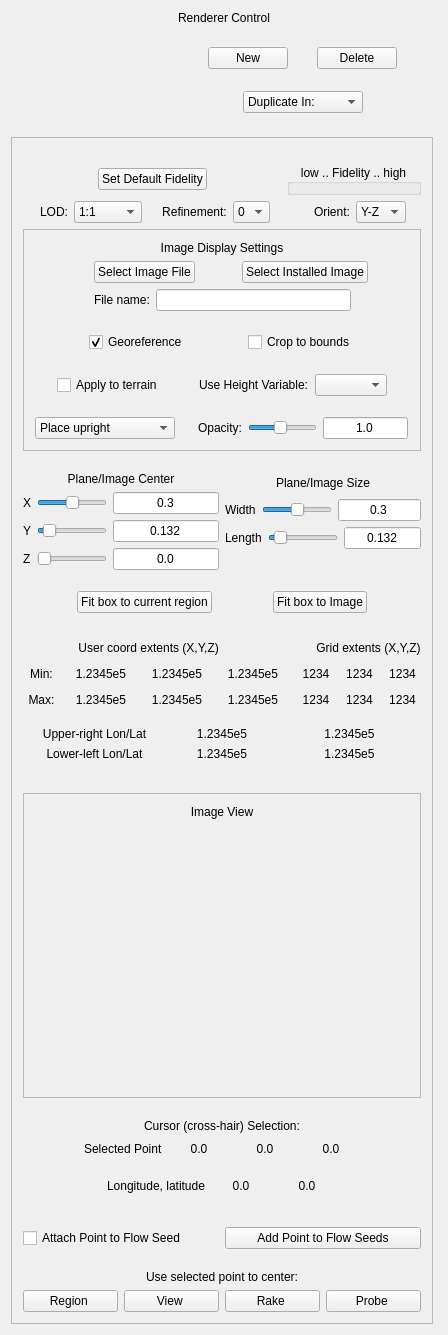
The window that apps/vaporgui/guis/ui/twoDimagetab.ui (yyr/vapor) describes before a commit, drawn with Qt 5.
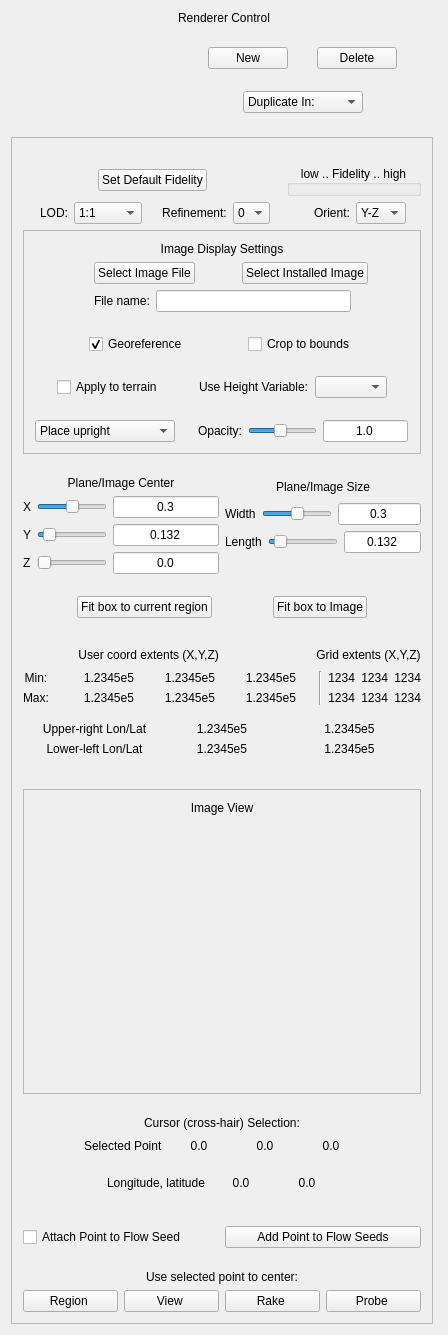
The same window after the commit. Custom widgets are drawn as their Qt base class.

Commit message: Improve coordinate layout for 1114

```diff
--- a/apps/vaporgui/guis/ui/twoDimagetab.ui
+++ b/apps/vaporgui/guis/ui/twoDimagetab.ui
@@ -1977,7 +1977,9 @@
            </layout>
           </item>
           <item>
-           <layout class="QHBoxLayout">
+           <layout class="QHBoxLayout" name="horizontalLayout_4">
+            <item>
+             <layout class="QVBoxLayout" name="verticalLayout_4">
             <item>
              <widget class="QLabel" name="textLabel9">
               <property name="whatsThis">
@@ -1995,10 +1997,62 @@
              </widget>
             </item>
             <item>
+               <widget class="QLabel" name="textLabel9_2">
+                <property name="text">
+                 <string>Max:</string>
+                </property>
+                <property name="alignment">
+                 <set>Qt::AlignCenter</set>
+                </property>
+                <property name="wordWrap">
+                 <bool>false</bool>
+                </property>
+               </widget>
+              </item>
+             </layout>
+            </item>
+            <item>
+             <spacer name="horizontalSpacer_6">
+              <property name="orientation">
+               <enum>Qt::Horizontal</enum>
+              </property>
+              <property name="sizeHint" stdset="0">
+               <size>
+                <width>28</width>
+                <height>20</height>
+               </size>
+              </property>
+             </spacer>
+            </item>
+            <item>
+             <layout class="QGridLayout" name="gridLayout_2">
+              <item row="1" column="1">
+               <widget class="QLabel" name="maxUserYLabel">
+                <property name="minimumSize">
+                 <size>
+                  <width>75</width>
+                  <height>0</height>
+                 </size>
+                </property>
+                <property name="toolTip">
+                 <string>Min and max user coordinates of the specified planar region </string>
+                </property>
+                <property name="text">
+                 <string>1.2345e5</string>
+                </property>
+                <property name="alignment">
+                 <set>Qt::AlignRight|Qt::AlignTrailing|Qt::AlignVCenter</set>
+                </property>
+                <property name="wordWrap">
+                 <bool>false</bool>
+                </property>
+               </widget>
+              </item>
+              <item row="0" column="0">
              <widget class="QLabel" name="minUserXLabel">
               <property name="minimumSize">
                <size>
-                <width>70</width>
+                  <width>75</width>
                 <height>0</height>
                </size>
               </property>
@@ -2012,80 +2066,126 @@
                <string>1.2345e5</string>
               </property>
               <property name="alignment">
-               <set>Qt::AlignCenter</set>
+                 <set>Qt::AlignRight|Qt::AlignTrailing|Qt::AlignVCenter</set>
               </property>
               <property name="wordWrap">
                <bool>false</bool>
               </property>
              </widget>
             </item>
-            <item>
-             <widget class="QLabel" name="minUserYLabel">
-              <property name="minimumSize">
-               <size>
-                <width>70</width>
-                <height>0</height>
-               </size>
-              </property>
-              <property name="toolTip">
-               <string>Min and max user coordinates of the specified planar region </string>
-              </property>
-              <property name="whatsThis">
-               <string>&lt;html&gt;&lt;head/&gt;&lt;body&gt;&lt;p&gt;The extents of the image are shown in user coordinates as well as in grid coordinates.  If the image is georeferenced, the horizontal extents are also given in longitude and latitude.&lt;/p&gt;&lt;/body&gt;&lt;/html&gt;</string>
-              </property>
-              <property name="text">
-               <string>1.2345e5</string>
-              </property>
-              <property name="alignment">
-               <set>Qt::AlignCenter</set>
-              </property>
-              <property name="wordWrap">
-               <bool>false</bool>
-              </property>
-             </widget>
-            </item>
-            <item>
+              <item row="0" column="2">
              <widget class="QLabel" name="minUserZLabel">
               <property name="minimumSize">
                <size>
-                <width>70</width>
+                  <width>75</width>
                 <height>0</height>
                </size>
               </property>
               <property name="toolTip">
                <string>Min and max user coordinates of the specified planar region </string>
               </property>
-              <property name="whatsThis">
-               <string>&lt;html&gt;&lt;head/&gt;&lt;body&gt;&lt;p&gt;The extents of the image are shown in user coordinates as well as in grid coordinates.  If the image is georeferenced, the horizontal extents are also given in longitude and latitude.&lt;/p&gt;&lt;/body&gt;&lt;/html&gt;</string>
-              </property>
+                <property name="text">
+                 <string>1.2345e5</string>
+                </property>
+                <property name="alignment">
+                 <set>Qt::AlignRight|Qt::AlignTrailing|Qt::AlignVCenter</set>
+                </property>
+                <property name="wordWrap">
+                 <bool>false</bool>
+                </property>
+               </widget>
+              </item>
+              <item row="0" column="1">
+               <widget class="QLabel" name="minUserYLabel">
+                <property name="minimumSize">
+                 <size>
+                  <width>75</width>
+                  <height>0</height>
+                 </size>
+                </property>
+                <property name="toolTip">
+                 <string>Min and max user coordinates of the specified planar region </string>
+                </property>
               <property name="text">
                <string>1.2345e5</string>
               </property>
               <property name="alignment">
-               <set>Qt::AlignCenter</set>
+                 <set>Qt::AlignRight|Qt::AlignTrailing|Qt::AlignVCenter</set>
               </property>
               <property name="wordWrap">
                <bool>false</bool>
               </property>
              </widget>
+              </item>
+              <item row="1" column="2">
+               <widget class="QLabel" name="maxUserZLabel">
+                <property name="minimumSize">
+                 <size>
+                  <width>75</width>
+                  <height>0</height>
+                 </size>
+                </property>
+                <property name="toolTip">
+                 <string>Min and max user coordinates of the specified planar region </string>
+                </property>
+                <property name="text">
+                 <string>1.2345e5</string>
+                </property>
+                <property name="alignment">
+                 <set>Qt::AlignRight|Qt::AlignTrailing|Qt::AlignVCenter</set>
+                </property>
+                <property name="wordWrap">
+                 <bool>false</bool>
+                </property>
+               </widget>
+              </item>
+              <item row="1" column="0">
+               <widget class="QLabel" name="maxUserXLabel">
+                <property name="minimumSize">
+                 <size>
+                  <width>75</width>
+                  <height>0</height>
+                 </size>
+                </property>
+                <property name="toolTip">
+                 <string>Min and max user coordinates of the specified planar region </string>
+                </property>
+                <property name="text">
+                 <string>1.2345e5</string>
+                </property>
+                <property name="alignment">
+                 <set>Qt::AlignRight|Qt::AlignTrailing|Qt::AlignVCenter</set>
+                </property>
+                <property name="wordWrap">
+                 <bool>false</bool>
+                </property>
+               </widget>
+              </item>
+             </layout>
             </item>
             <item>
-             <spacer name="spacer53_3">
+             <spacer name="horizontalSpacer_7">
               <property name="orientation">
                <enum>Qt::Horizontal</enum>
               </property>
-              <property name="sizeType">
-               <enum>QSizePolicy::Preferred</enum>
-              </property>
               <property name="sizeHint" stdset="0">
                <size>
-                <width>3</width>
+                <width>40</width>
                 <height>20</height>
                </size>
               </property>
              </spacer>
             </item>
             <item>
+             <widget class="Line" name="line">
+              <property name="orientation">
+               <enum>Qt::Vertical</enum>
+              </property>
+             </widget>
+            </item>
+            <item>
+             <layout class="QGridLayout" name="gridLayout">
+              <item row="0" column="0">
              <widget class="QLabel" name="minGridXLabel">
               <property name="toolTip">
                <string>Min and max grid coordinates of the planar region, at highest refinement level</string>
@@ -2097,14 +2197,14 @@
                <string>1234</string>
               </property>
               <property name="alignment">
-               <set>Qt::AlignCenter</set>
+                 <set>Qt::AlignRight|Qt::AlignTrailing|Qt::AlignVCenter</set>
               </property>
               <property name="wordWrap">
                <bool>false</bool>
               </property>
              </widget>
             </item>
-            <item>
+              <item row="0" column="1">
              <widget class="QLabel" name="minGridYLabel">
               <property name="toolTip">
                <string>Min and max grid coordinates of the planar region, at highest refinement level</string>
@@ -2116,14 +2216,14 @@
                <string>1234</string>
               </property>
               <property name="alignment">
-               <set>Qt::AlignCenter</set>
+                 <set>Qt::AlignRight|Qt::AlignTrailing|Qt::AlignVCenter</set>
               </property>
               <property name="wordWrap">
                <bool>false</bool>
               </property>
              </widget>
             </item>
-            <item>
+              <item row="0" column="2">
              <widget class="QLabel" name="minGridZLabel">
               <property name="toolTip">
                <string>Min and max grid coordinates of the planar region, at highest refinement level</string>
@@ -2135,125 +2235,14 @@
                <string>1234</string>
               </property>
               <property name="alignment">
-               <set>Qt::AlignCenter</set>
+                 <set>Qt::AlignRight|Qt::AlignTrailing|Qt::AlignVCenter</set>
               </property>
               <property name="wordWrap">
                <bool>false</bool>
               </property>
              </widget>
             </item>
-           </layout>
-          </item>
-          <item>
-           <layout class="QHBoxLayout">
-            <item>
-             <widget class="QLabel" name="textLabel9_2">
-              <property name="whatsThis">
-               <string>&lt;html&gt;&lt;head/&gt;&lt;body&gt;&lt;p&gt;The extents of the image are shown in user coordinates as well as in grid coordinates.  If the image is georeferenced, the horizontal extents are also given in longitude and latitude.&lt;/p&gt;&lt;/body&gt;&lt;/html&gt;</string>
-              </property>
-              <property name="text">
-               <string>Max:</string>
-              </property>
-              <property name="alignment">
-               <set>Qt::AlignCenter</set>
-              </property>
-              <property name="wordWrap">
-               <bool>false</bool>
-              </property>
-             </widget>
-            </item>
-            <item>
-             <widget class="QLabel" name="maxUserXLabel">
-              <property name="minimumSize">
-               <size>
-                <width>70</width>
-                <height>0</height>
-               </size>
-              </property>
-              <property name="toolTip">
-               <string>Min and max user coordinates of the specified planar region </string>
-              </property>
-              <property name="whatsThis">
-               <string>&lt;html&gt;&lt;head/&gt;&lt;body&gt;&lt;p&gt;The extents of the image are shown in user coordinates as well as in grid coordinates.  If the image is georeferenced, the horizontal extents are also given in longitude and latitude.&lt;/p&gt;&lt;/body&gt;&lt;/html&gt;</string>
-              </property>
-              <property name="text">
-               <string>1.2345e5</string>
-              </property>
-              <property name="alignment">
-               <set>Qt::AlignCenter</set>
-              </property>
-              <property name="wordWrap">
-               <bool>false</bool>
-              </property>
-             </widget>
-            </item>
-            <item>
-             <widget class="QLabel" name="maxUserYLabel">
-              <property name="minimumSize">
-               <size>
-                <width>70</width>
-                <height>0</height>
-               </size>
-              </property>
-              <property name="toolTip">
-               <string>Min and max user coordinates of the specified planar region </string>
-              </property>
-              <property name="whatsThis">
-               <string>&lt;html&gt;&lt;head/&gt;&lt;body&gt;&lt;p&gt;The extents of the image are shown in user coordinates as well as in grid coordinates.  If the image is georeferenced, the horizontal extents are also given in longitude and latitude.&lt;/p&gt;&lt;/body&gt;&lt;/html&gt;</string>
-              </property>
-              <property name="text">
-               <string>1.2345e5</string>
-              </property>
-              <property name="alignment">
-               <set>Qt::AlignCenter</set>
-              </property>
-              <property name="wordWrap">
-               <bool>false</bool>
-              </property>
-             </widget>
-            </item>
-            <item>
-             <widget class="QLabel" name="maxUserZLabel">
-              <property name="minimumSize">
-               <size>
-                <width>70</width>
-                <height>0</height>
-               </size>
-              </property>
-              <property name="toolTip">
-               <string>Min and max user coordinates of the specified planar region </string>
-              </property>
-              <property name="whatsThis">
-               <string>&lt;html&gt;&lt;head/&gt;&lt;body&gt;&lt;p&gt;The extents of the image are shown in user coordinates as well as in grid coordinates.  If the image is georeferenced, the horizontal extents are also given in longitude and latitude.&lt;/p&gt;&lt;/body&gt;&lt;/html&gt;</string>
-              </property>
-              <property name="text">
-               <string>1.2345e5</string>
-              </property>
-              <property name="alignment">
-               <set>Qt::AlignCenter</set>
-              </property>
-              <property name="wordWrap">
-               <bool>false</bool>
-              </property>
-             </widget>
-            </item>
-            <item>
-             <spacer name="spacer52_2">
-              <property name="orientation">
-               <enum>Qt::Horizontal</enum>
-              </property>
-              <property name="sizeType">
-               <enum>QSizePolicy::Preferred</enum>
-              </property>
-              <property name="sizeHint" stdset="0">
-               <size>
-                <width>3</width>
-                <height>20</height>
-               </size>
-              </property>
-             </spacer>
-            </item>
-            <item>
+              <item row="1" column="0">
              <widget class="QLabel" name="maxGridXLabel">
               <property name="toolTip">
                <string>Min and max grid coordinates of the planar region, at highest refinement level</string>
@@ -2265,14 +2254,14 @@
                <string>1234</string>
               </property>
               <property name="alignment">
-               <set>Qt::AlignCenter</set>
+                 <set>Qt::AlignRight|Qt::AlignTrailing|Qt::AlignVCenter</set>
               </property>
               <property name="wordWrap">
                <bool>false</bool>
               </property>
              </widget>
             </item>
-            <item>
+              <item row="1" column="1">
              <widget class="QLabel" name="maxGridYLabel">
               <property name="toolTip">
                <string>Min and max grid coordinates of the planar region, at highest refinement level</string>
@@ -2284,14 +2273,14 @@
                <string>1234</string>
               </property>
               <property name="alignment">
-               <set>Qt::AlignCenter</set>
+                 <set>Qt::AlignRight|Qt::AlignTrailing|Qt::AlignVCenter</set>
               </property>
               <property name="wordWrap">
                <bool>false</bool>
               </property>
              </widget>
             </item>
-            <item>
+              <item row="1" column="2">
              <widget class="QLabel" name="maxGridZLabel">
               <property name="toolTip">
                <string>Min and max grid coordinates of the planar region, at highest refinement level</string>
@@ -2303,12 +2292,14 @@
                <string>1234</string>
               </property>
               <property name="alignment">
-               <set>Qt::AlignCenter</set>
+                 <set>Qt::AlignRight|Qt::AlignTrailing|Qt::AlignVCenter</set>
               </property>
               <property name="wordWrap">
                <bool>false</bool>
               </property>
              </widget>
+              </item>
+             </layout>
             </item>
            </layout>
           </item>
```
Left out of the diff: 24 changed lines with no effect on the pictures. Lines whose indentation alone changed are shown as unchanged. The commit also changes 3 other files.
